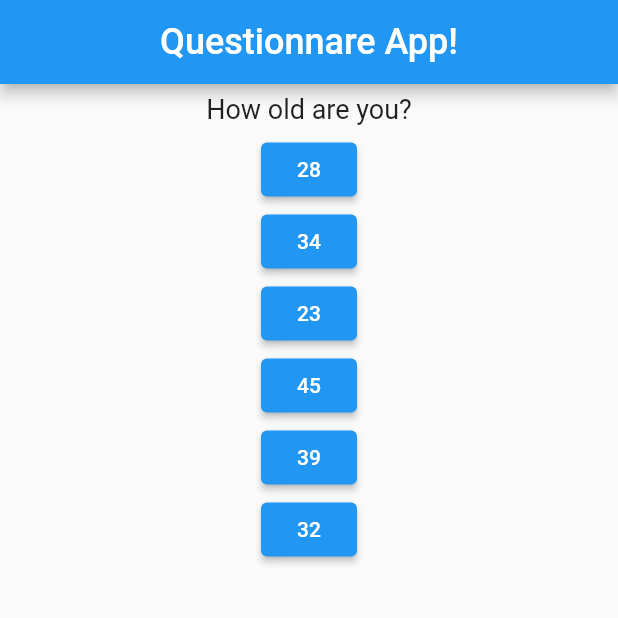
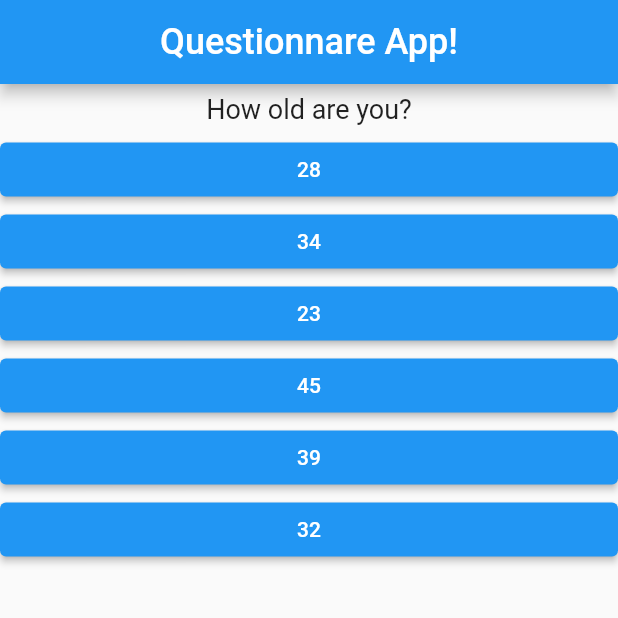
Before and after one commit to adogbeji/QuizApp2, a Flutter app: the screen it shows after launch, on a phone screen of 412 x 824 dp, the top half of it. Run offline on Flutter 3.47's test engine with Material 2 defaults, Android fonts, the phone set to English and light mode, and no system bars.

Commit message:
Wrap ElevatedButton with Container widget

```diff
--- a/lib/answer.dart
+++ b/lib/answer.dart
@@ -8,9 +8,12 @@ class Answer extends StatelessWidget {
 
   @override
   Widget build(BuildContext context) {
-    return ElevatedButton(
-      child: Text(answerText),
-      onPressed: answerQuestion,
+    return Container(
+      width: double.infinity,
+      child: ElevatedButton(
+        child: Text(answerText),
+        onPressed: answerQuestion,
+      ),
     );
   }
 }
--- a/lib/main.dart
+++ b/lib/main.dart
@@ -8,7 +8,7 @@ void main() {
   runApp(MyApp());
 }
 
-// For Next Time: Turn list of questions into list of maps with answer
+// For Next Time: Show a different screen when questions are finished
 
 class MyApp extends StatefulWidget {
   @override
```
